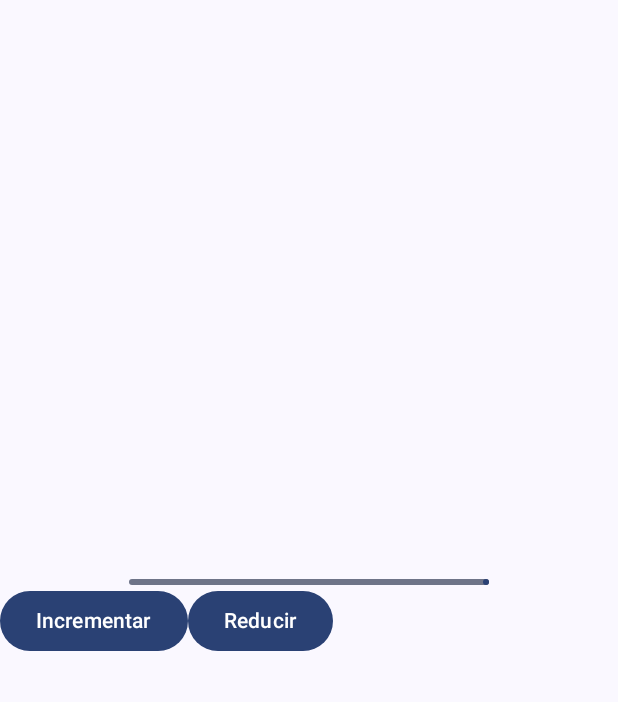
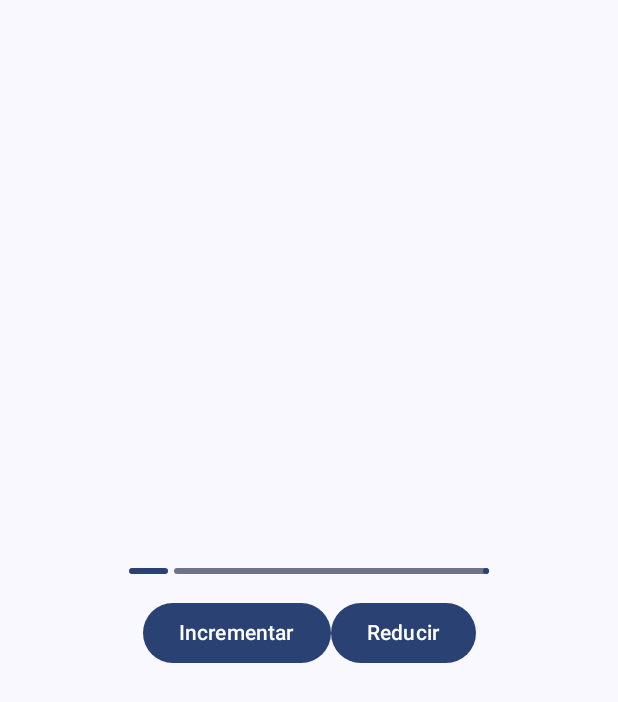
Before and after one commit to Joseluisgz98/Actividad1_5, an Android app built with Jetpack Compose: the composable Actividad3 shown on its own in the app's theme, after a tap on "Incrementar", on a phone screen of 412 x 824 dp. Shown: the top 702 px of the screen. Run offline under Robolectric (Android 15) with nearby library versions, the phone set to English and light mode, and no system bars.

Commit message:
ejercicio4

```diff
--- a/app/src/main/java/com/example/actividad1_5/screens/Actividades_1_5.kt
+++ b/app/src/main/java/com/example/actividad1_5/screens/Actividades_1_5.kt
@@ -6,6 +6,7 @@ import androidx.compose.foundation.layout.Row
 import androidx.compose.foundation.layout.fillMaxSize
 import androidx.compose.foundation.layout.fillMaxWidth
 import androidx.compose.foundation.layout.padding
+import androidx.compose.foundation.text.KeyboardOptions
 import androidx.compose.material3.Button
 import androidx.compose.material3.CircularProgressIndicator
 import androidx.compose.material3.ExperimentalMaterial3Api
@@ -23,6 +24,7 @@ import androidx.compose.runtime.setValue
 import androidx.compose.ui.Alignment
 import androidx.compose.ui.Modifier
 import androidx.compose.ui.graphics.Color
+import androidx.compose.ui.text.input.KeyboardType
 import androidx.compose.ui.tooling.preview.Preview
 import androidx.compose.ui.unit.dp
 
@@ -74,7 +76,7 @@ Modifica ahora también que se separe el botón de la línea de progreso 30 dp,
 pero usando un estado... es decir, cuando no sea visible no quiero que tenga la separación
 aunque no se vea.
 */
-@Preview(showBackground = true)
+
 @Composable
 fun Actividad2() {
     var showLoading by rememberSaveable { mutableStateOf(false) }
@@ -123,20 +125,36 @@ Actividad 3:
   cuando se pulse el botón Decrementar.
 - Evitar que nos pasemos de los márgenes de su propiedad progressStatus (0-1)
 */
+
 @Composable
 fun Actividad3() {
+    var progressStatus by rememberSaveable { mutableStateOf(0f) }
+
     Column(
-        Modifier.fillMaxSize(),
+        modifier = Modifier.fillMaxSize(),
         verticalArrangement = Arrangement.Center,
         horizontalAlignment = Alignment.CenterHorizontally
     ) {
-        LinearProgressIndicator(progress = 0f)
+        LinearProgressIndicator(progress = progressStatus, modifier = Modifier.padding(bottom = 15.dp))
 
-        Row(Modifier.fillMaxWidth()) {
-            Button(onClick = { /* TODO */ }) {
+        Row(
+            modifier = Modifier.fillMaxWidth(),
+            horizontalArrangement = Arrangement.Center,
+            verticalAlignment = Alignment.CenterVertically
+        ) {
+            Button(onClick = {
+                if (progressStatus < 1.0f) {
+                    progressStatus += 0.1f
+                }
+            }) {
                 Text(text = "Incrementar")
             }
-            Button(onClick = { /* TODO */ }) {
+
+            Button(onClick = {
+                if (progressStatus > 0.0f) {
+                    progressStatus -= 0.1f
+                }
+            }) {
                 Text(text = "Reducir")
             }
         }
@@ -148,7 +166,7 @@ fun Actividad3() {
 Actividad 4:
 Sitúa el TextField en el centro de la pantalla y haz que reemplace el valor de una coma por un punto
 y que no deje escribir más de un punto decimal...
-*/
+*/@Preview(showBackground = true)
 @OptIn(ExperimentalMaterial3Api::class)
 @Composable
 fun Actividad4() {
@@ -156,8 +174,20 @@ fun Actividad4() {
 
     TextField(
         value = myVal,
-        onValueChange = { myVal = it },
-        label = { Text(text = "Importe") }
+        onValueChange = {
+            // Reemplazar la coma por un punto
+            val newValue = it.replace(',', '.')
+
+            // No permitir más de un punto decimal
+            if (!newValue.contains("..")) {
+                myVal = newValue
+            }
+        },
+        label = { Text(text = "Importe") },
+        modifier = Modifier
+            .fillMaxSize()
+            .padding(16.dp),
+        keyboardOptions = KeyboardOptions.Default.copy(keyboardType = KeyboardType.Number)
     )
 }
 
```
